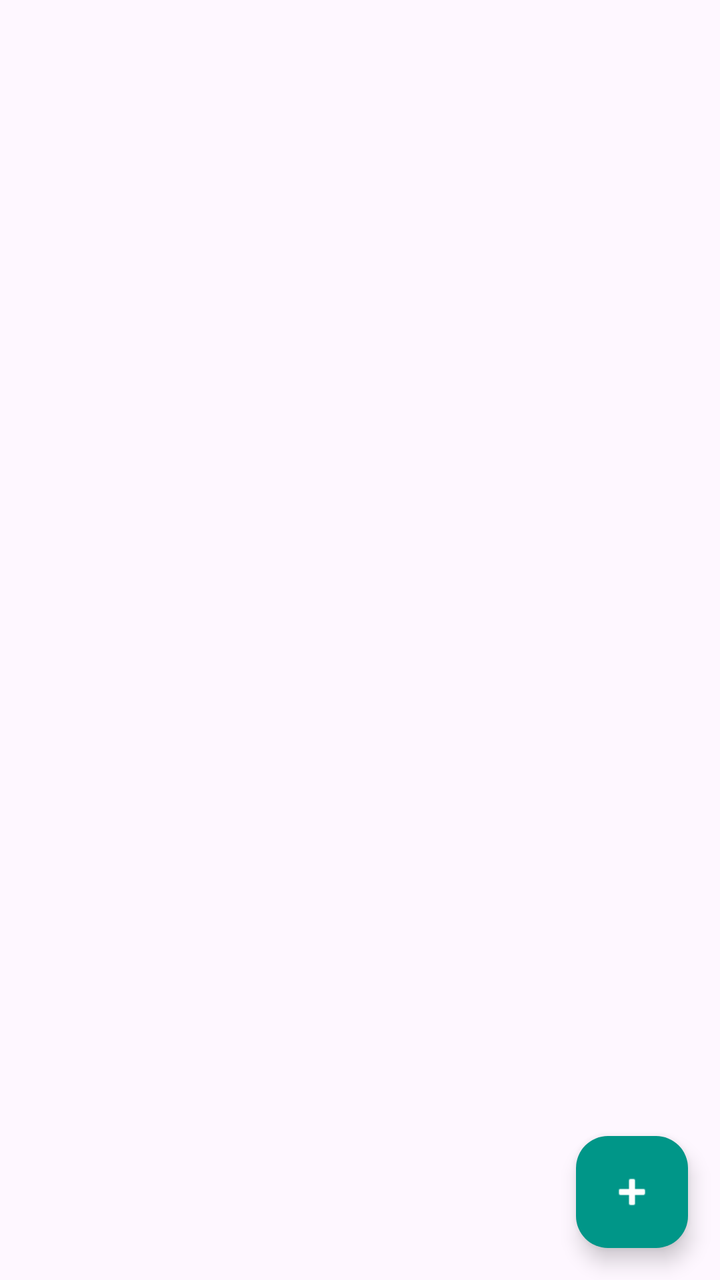
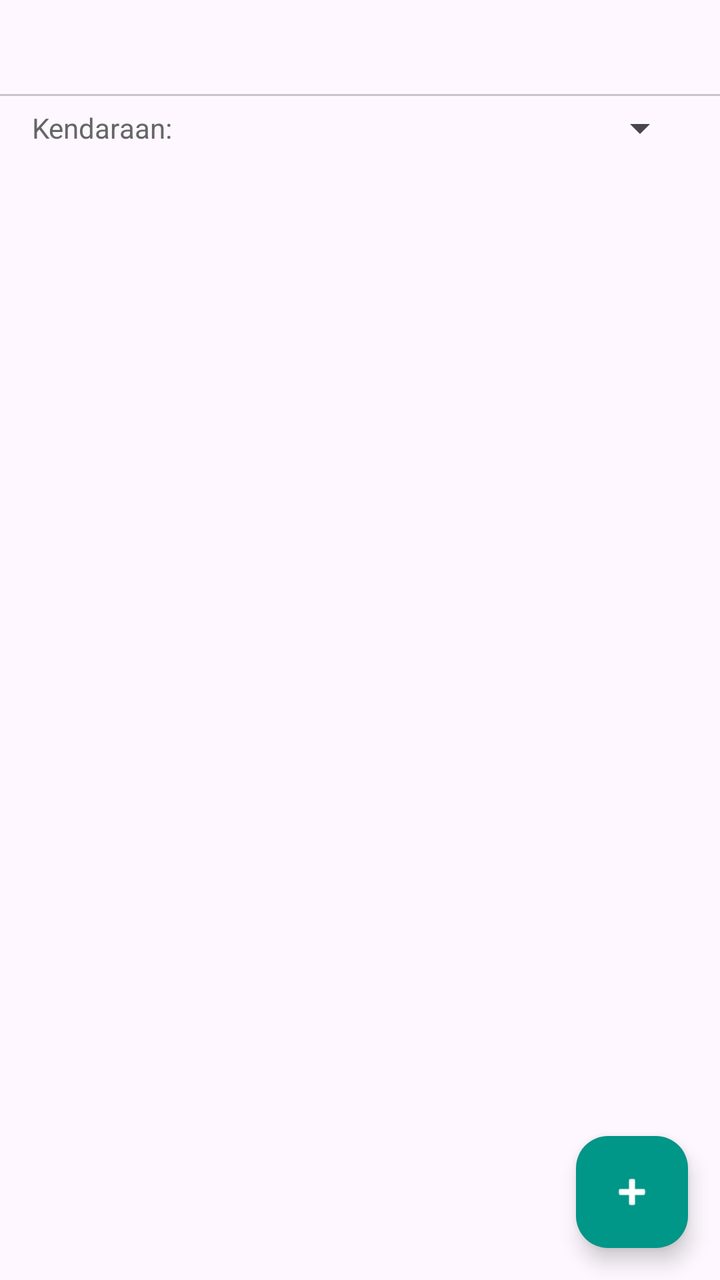

Screens rendered from an Android XML layout before and after an edit, with the pre-edit source and the edit as a unified diff.
<!-- AndroidManifest.xml: application theme Theme.OtoMemo -->
<!-- res/layout/fragment_records.xml -->
<?xml version="1.0" encoding="utf-8"?>
<FrameLayout xmlns:android="http://schemas.android.com/apk/res/android"
    xmlns:app="http://schemas.android.com/apk/res-auto"
    android:layout_width="match_parent"
    android:layout_height="match_parent">

    <LinearLayout
        android:layout_width="match_parent"
        android:layout_height="match_parent"
        android:orientation="vertical">

        <TextView
            android:id="@+id/textTotal"
            android:layout_width="match_parent"
            android:layout_height="wrap_content"
            android:paddingStart="16dp"
            android:paddingTop="12dp"
            android:paddingEnd="16dp"
            android:textColor="#666666" />

        <TextView
            android:id="@+id/emptyState"
            android:layout_width="match_parent"
            android:layout_height="wrap_content"
            android:gravity="center"
            android:padding="32dp"
            android:text="Belum ada catatan service.\nTekan tombol + untuk menambah."
            android:textColor="#999999"
            android:visibility="gone" />

        <androidx.recyclerview.widget.RecyclerView
            android:id="@+id/recycler"
            android:layout_width="match_parent"
            android:layout_height="0dp"
            android:layout_weight="1"
            android:clipToPadding="false"
            android:paddingTop="8dp"
            android:paddingBottom="88dp" />
    </LinearLayout>

    <com.google.android.material.floatingactionbutton.FloatingActionButton
        android:id="@+id/fabAdd"
        android:layout_width="wrap_content"
        android:layout_height="wrap_content"
        android:layout_gravity="bottom|end"
        android:layout_margin="16dp"
        android:contentDescription="@string/add_record"
        android:src="@android:drawable/ic_input_add"
        app:backgroundTint="@color/primary"
        app:tint="@android:color/white" />
</FrameLayout>
<!-- resources referenced by this layout -->
<resources>
  <color name="primary">#009688</color>
  <string name="add_record">Tambah catatan service</string>
  <style name="Theme.OtoMemo" parent="Theme.Material3.Light.NoActionBar">
          <item name="colorPrimary">@color/primary</item>
          <item name="android:statusBarColor">@color/primaryDark</item>
      </style>
  <color name="primaryDark">#00796B</color>
</resources>

<!-- the commit's change to res/layout/fragment_records.xml (unified diff, before → after) -->
@@ -9,33 +9,151 @@
         android:layout_height="match_parent"
         android:orientation="vertical">
 
-        <TextView
-            android:id="@+id/textTotal"
+        <com.google.android.material.tabs.TabLayout
+            android:id="@+id/tabView"
             android:layout_width="match_parent"
             android:layout_height="wrap_content"
-            android:paddingStart="16dp"
-            android:paddingTop="12dp"
-            android:paddingEnd="16dp"
-            android:textColor="#666666" />
+            app:tabIndicatorColor="@color/primary"
+            app:tabIndicatorFullWidth="false"
+            app:tabSelectedTextColor="@color/primary"
+            app:tabTextColor="#666666" />
 
-        <TextView
-            android:id="@+id/emptyState"
+        <LinearLayout
             android:layout_width="match_parent"
             android:layout_height="wrap_content"
-            android:gravity="center"
-            android:padding="32dp"
-            android:text="Belum ada catatan service.\nTekan tombol + untuk menambah."
-            android:textColor="#999999"
-            android:visibility="gone" />
+            android:gravity="center_vertical"
+            android:orientation="horizontal"
+            android:paddingStart="16dp"
+            android:paddingTop="4dp"
+            android:paddingEnd="16dp">
 
-        <androidx.recyclerview.widget.RecyclerView
-            android:id="@+id/recycler"
+            <TextView
+                android:layout_width="wrap_content"
+                android:layout_height="wrap_content"
+                android:text="Kendaraan:"
+                android:textColor="#666666"
+                android:textSize="14sp" />
+
+            <Spinner
+                android:id="@+id/spinnerVehicle"
+                android:layout_width="0dp"
+                android:layout_height="wrap_content"
+                android:layout_marginStart="8dp"
+                android:layout_weight="1" />
+        </LinearLayout>
+
+        <LinearLayout
+            android:id="@+id/listSection"
             android:layout_width="match_parent"
             android:layout_height="0dp"
             android:layout_weight="1"
-            android:clipToPadding="false"
-            android:paddingTop="8dp"
-            android:paddingBottom="88dp" />
+            android:orientation="vertical">
+
+            <TextView
+                android:id="@+id/textTotal"
+                android:layout_width="match_parent"
+                android:layout_height="wrap_content"
+                android:paddingStart="16dp"
+                android:paddingTop="8dp"
+                android:paddingEnd="16dp"
+                android:textColor="#666666" />
+
+            <TextView
+                android:id="@+id/emptyState"
+                android:layout_width="match_parent"
+                android:layout_height="wrap_content"
+                android:gravity="center"
+                android:padding="32dp"
+                android:text="Belum ada catatan service.\nTekan tombol + untuk menambah."
+                android:textColor="#999999"
+                android:visibility="gone" />
+
+            <androidx.recyclerview.widget.RecyclerView
+                android:id="@+id/recycler"
+                android:layout_width="match_parent"
+                android:layout_height="0dp"
+                android:layout_weight="1"
+                android:clipToPadding="false"
+                android:paddingTop="8dp"
+                android:paddingBottom="88dp" />
+        </LinearLayout>
+
+        <LinearLayout
+            android:id="@+id/calendarSection"
+            android:layout_width="match_parent"
+            android:layout_height="0dp"
+            android:layout_weight="1"
+            android:orientation="vertical"
+            android:visibility="gone">
+
+            <LinearLayout
+                android:layout_width="match_parent"
+                android:layout_height="wrap_content"
+                android:gravity="center_vertical"
+                android:orientation="horizontal"
+                android:paddingStart="8dp"
+                android:paddingTop="4dp"
+                android:paddingEnd="8dp">
+
+                <TextView
+                    android:id="@+id/buttonPrev"
+                    android:layout_width="wrap_content"
+                    android:layout_height="wrap_content"
+                    android:background="?attr/selectableItemBackgroundBorderless"
+                    android:padding="12dp"
+                    android:text="‹"
+                    android:textColor="@color/primary"
+                    android:textSize="26sp"
+                    android:textStyle="bold" />
+
+                <TextView
+                    android:id="@+id/textMonth"
+                    android:layout_width="0dp"
+                    android:layout_height="wrap_content"
+                    android:layout_weight="1"
+                    android:gravity="center"
+                    android:textColor="#333333"
+                    android:textSize="18sp"
+                    android:textStyle="bold" />
+
+                <TextView
+                    android:id="@+id/buttonNext"
+                    android:layout_width="wrap_content"
+                    android:layout_height="wrap_content"
+                    android:background="?attr/selectableItemBackgroundBorderless"
+                    android:padding="12dp"
+                    android:text="›"
+                    android:textColor="@color/primary"
+                    android:textSize="26sp"
+                    android:textStyle="bold" />
+            </LinearLayout>
+
+            <TextView
+                android:id="@+id/textMonthTotal"
+                android:layout_width="match_parent"
+                android:layout_height="wrap_content"
+                android:gravity="center"
+                android:paddingBottom="4dp"
+                android:textColor="#666666" />
+
+            <LinearLayout
+                android:id="@+id/weekHeader"
+                android:layout_width="match_parent"
+                android:layout_height="wrap_content"
+                android:orientation="horizontal"
+                android:paddingStart="8dp"
+                android:paddingEnd="8dp" />
+
+            <androidx.recyclerview.widget.RecyclerView
+                android:id="@+id/recyclerDays"
+                android:layout_width="match_parent"
+                android:layout_height="0dp"
+                android:layout_weight="1"
+                android:paddingStart="8dp"
+                android:paddingTop="4dp"
+                android:paddingEnd="8dp"
+                android:paddingBottom="16dp" />
+        </LinearLayout>
     </LinearLayout>
 
     <com.google.android.material.floatingactionbutton.FloatingActionButton
